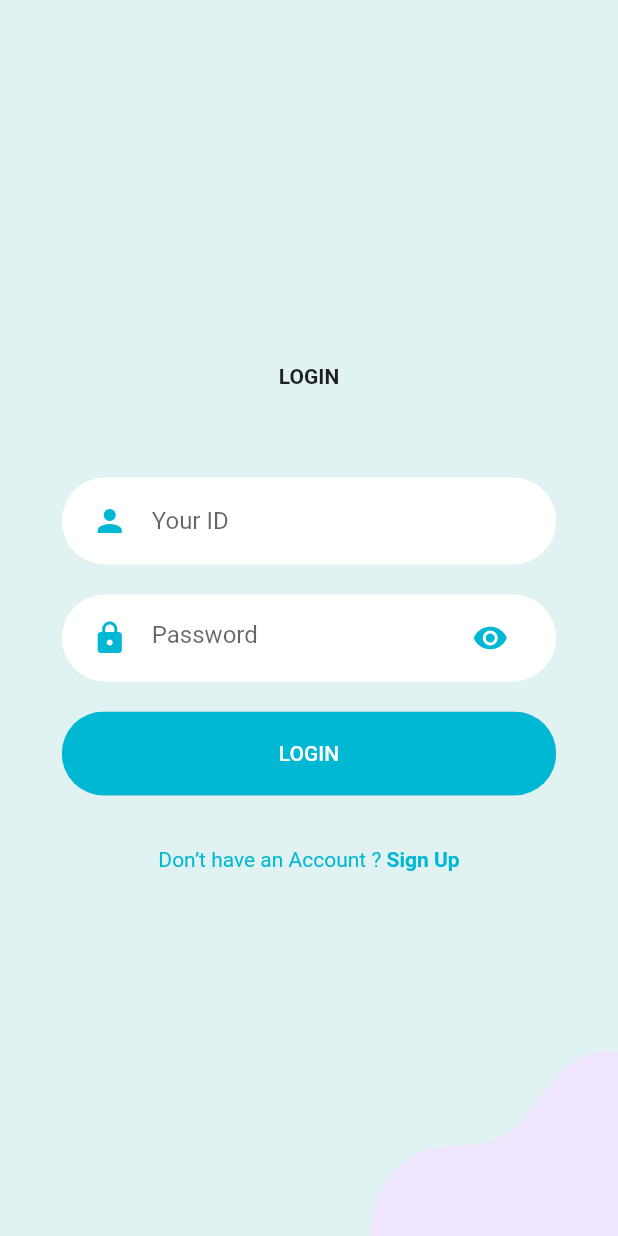
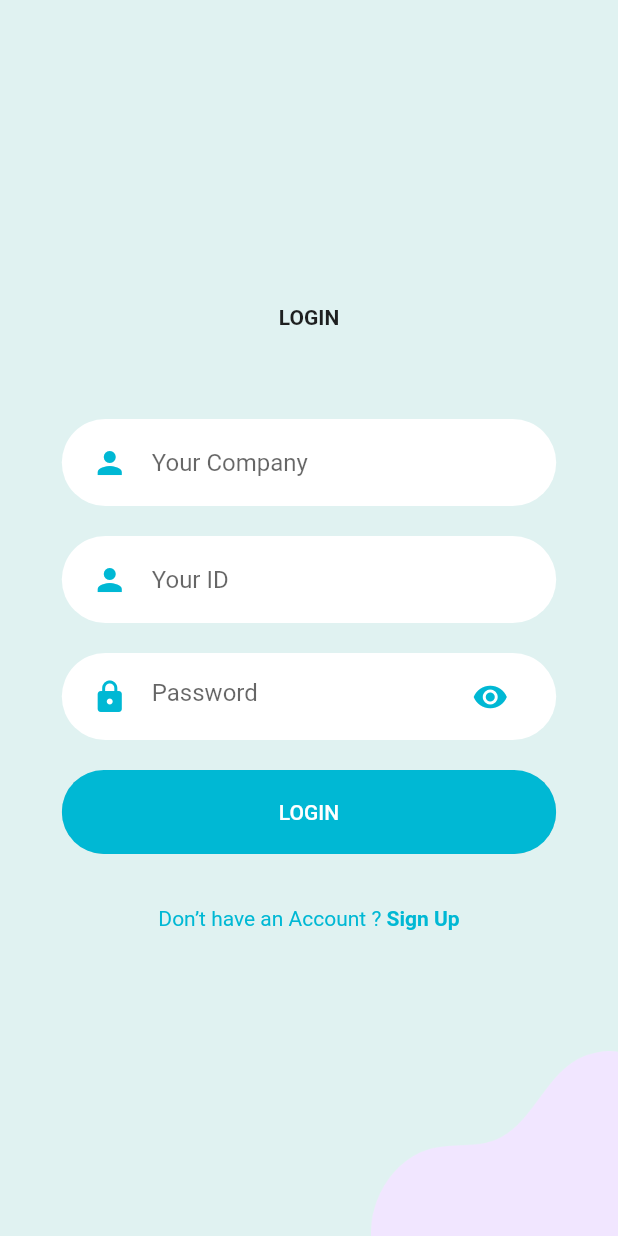
Before and after one commit to saebswaity/flutterapp, a Flutter app: the screen it shows after launch, after a tap on "LOGIN", on a phone screen of 412 x 824 dp. Run offline on Flutter 3.47's test engine with Material 2 defaults, Android fonts, the phone set to English and light mode, and no system bars; our stand-ins replace flutter_spinkit, flutter_svg, image_picker.

Commit message:
add company field

```diff
--- a/lib/Screens/Login/components/body.dart
+++ b/lib/Screens/Login/components/body.dart
@@ -50,6 +50,10 @@ class _BodyState extends State<Body> {
             */
             SizedBox(height: size.height * 0.03),
             RoundedInputField(
+              hintText: "Your Company",
+              onChanged: (value) {},
+            ),
+            RoundedInputField(
               hintText: "Your ID",
               onChanged: (value) {},
             ),
```
